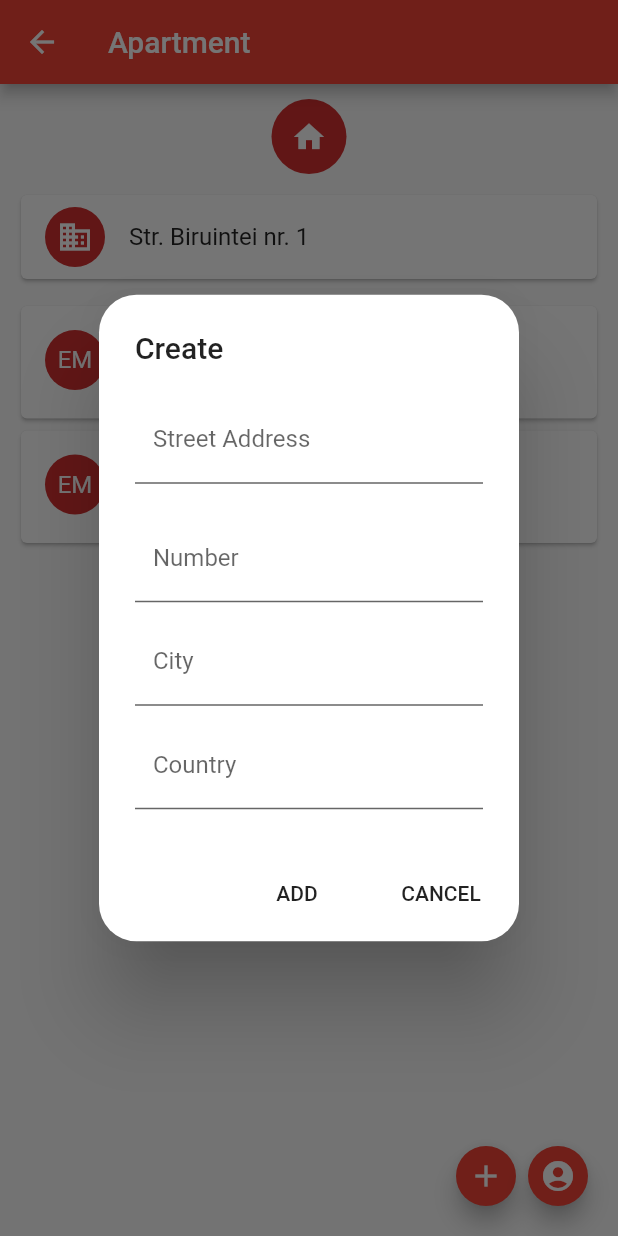
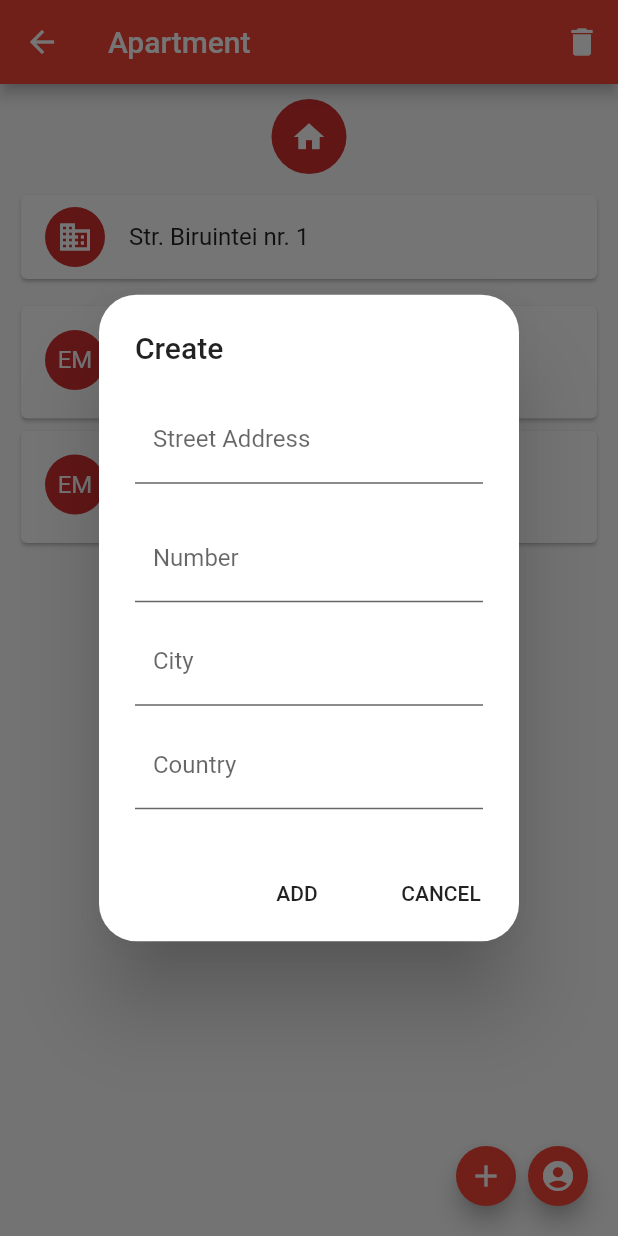
Before and after one commit to eme11/Splitt-The-Bill-Flutter, a Flutter app: the ApartmentPage screen opened directly, after a tap on the "add" icon, on a phone screen of 412 x 824 dp. Run offline on Flutter 3.47's test engine with Material 2 defaults, Android fonts, the phone set to English and light mode, and no system bars; our stand-ins replace percent_indicator.

Commit message:
ADDED: delete apartmnet

```diff
--- a/lib/more_page_details/apartment_page.dart
+++ b/lib/more_page_details/apartment_page.dart
@@ -3,8 +3,10 @@ import '../pop_up_widows/apparment_create.dart';
 import '../widgets/more_list_titles/title_list_title.dart';
 import '../widgets/cards/user_information_card.dart';
 import '../pop_up_widows/add_user_form.dart';
+import '../pop_up_widows/delete_warning.dart';
 
 class ApartmentPage extends StatefulWidget {
+  bool _isDeleted = false;
   List<Map<String, dynamic>> userList = [
     {
       'lastName': 'Mathe',
@@ -30,6 +32,7 @@ class ApartmentPage extends StatefulWidget {
 }
 
 class _ApartmentPageState extends State<ApartmentPage> {
+
   Widget _buildIcon() {
     return CircleAvatar(
       child: Icon(Icons.home),
@@ -73,21 +76,46 @@ class _ApartmentPageState extends State<ApartmentPage> {
     );
   }
 
+  void _deleteTrue() {
+    setState(() {
+      widget._isDeleted = true;
+    });
+  }
+
+  void _deleteFalse() {
+    setState(() {
+      widget._isDeleted = false;
+    });
+  }
+
   @override
   Widget build(BuildContext context) {
     return Scaffold(
       appBar: AppBar(
         automaticallyImplyLeading: true,
         title: Text('Apartment'),
+        actions: <Widget>[
+          IconButton(
+            icon: Icon(Icons.delete),
+            onPressed: () {
+              showDialog(
+                  context: context,
+                  builder: (BuildContext context) =>
+                      DeleteWarningMessage(_deleteTrue));
+            },
+          )
+        ],
       ),
-      body: _buildBody(context),
-      floatingActionButton: Row(mainAxisAlignment: MainAxisAlignment.end,children: <Widget>[
+      body: widget._isDeleted ? Container() : _buildBody(context),
+      floatingActionButton:
+      Row(mainAxisAlignment: MainAxisAlignment.end, children: <Widget>[
         FloatingActionButton(
           heroTag: null,
           onPressed: () {
             showDialog(
                 context: context,
-                builder: (BuildContext context) => ApartmentCreate());
+                builder: (BuildContext context) =>
+                    ApartmentCreate(_deleteFalse));
           },
           child: Icon(Icons.add),
           mini: true,
--- a/lib/pop_up_widows/apparment_create.dart
+++ b/lib/pop_up_widows/apparment_create.dart
@@ -1,6 +1,9 @@
 import 'package:flutter/material.dart';
 
 class ApartmentCreate extends StatefulWidget {
+  final Function isNew;
+
+  ApartmentCreate(this.isNew);
 
   @override
   State<StatefulWidget> createState() {
@@ -121,7 +124,7 @@ class _ApartmentCreateState extends State<ApartmentCreate> {
     if (!_formKey.currentState.validate()) {
       return;
     }
-
+    widget.isNew();
     _formKey.currentState.save();
     Navigator.of(context).pop();
   }
```
Also changed, not shown: lib/pop_up_widows/delete_warning.dart (+5 -3 lines).
